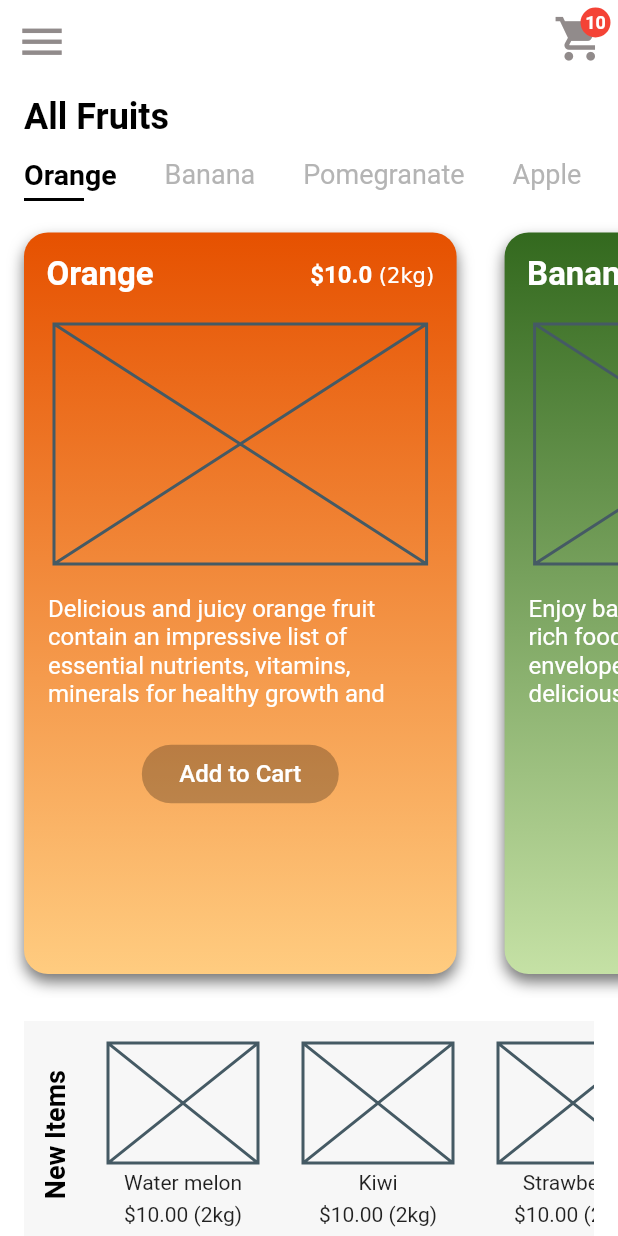
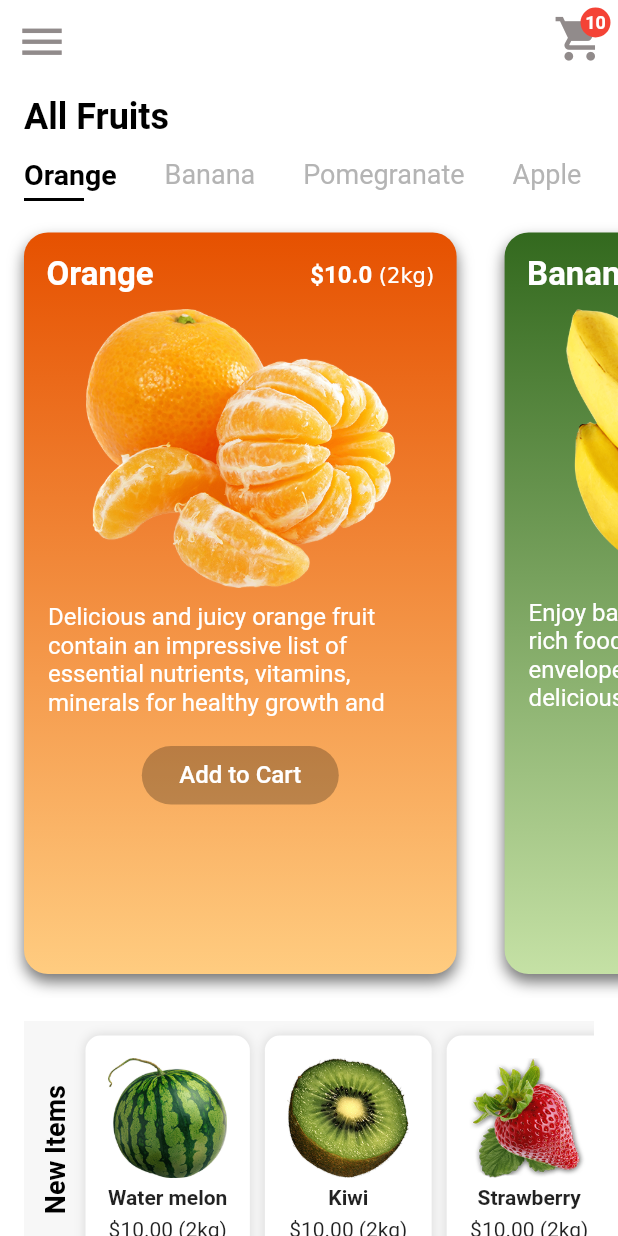
Before and after one commit to codingbbq/fruit_app, a Flutter app: the screen it shows after launch, on a phone screen of 412 x 824 dp. Run offline on Flutter 3.47's test engine with Material 2 defaults, Android fonts, the phone set to English and light mode, and no system bars.

Commit message:
Added images from stickpng and also improved the UI

```diff
--- a/lib/models/fruit_new_items.dart
+++ b/lib/models/fruit_new_items.dart
@@ -43,7 +43,7 @@ final newApple = FruitNewItem(
 
 final newPineApple = FruitNewItem(
   price: 15.00,
-  fruitName: "Water melon",
+  fruitName: "Pineapple",
   image: "assets/images/new_pineapple.png",
   weight: "2Kg"
 );
--- a/lib/pages/fruit_details_page.dart
+++ b/lib/pages/fruit_details_page.dart
@@ -47,11 +47,16 @@ class FruitDetailsPage extends StatelessWidget {
                 ),
               ),
               SizedBox(
-                height: 20.0,
+                height: 10.0,
               ),
-              Placeholder(fallbackHeight: 220),
+              Center(
+                child: Image(
+                  image: AssetImage(fruit.imagePath),
+                  height: 250,
+                ),
+              ),
               SizedBox(
-                height: 20.0,
+                height: 10.0,
               ),
               Text(
                 "Description",
--- a/lib/widgets/fruit_card.dart
+++ b/lib/widgets/fruit_card.dart
@@ -13,11 +13,9 @@ class FruitCard extends StatelessWidget {
       padding: const EdgeInsets.all(16.0),
       child: GestureDetector(
         onTap: () {
-          Navigator.of(context).push(
-            MaterialPageRoute(
-              builder: (context) => FruitDetailsPage(fruit: fruit),
-            )
-          );
+          Navigator.of(context).push(MaterialPageRoute(
+            builder: (context) => FruitDetailsPage(fruit: fruit),
+          ));
         },
         child: Container(
           width: MediaQuery.of(context).size.width * 0.70,
@@ -68,12 +66,12 @@ class FruitCard extends StatelessWidget {
                 ),
               ),
               Padding(
-                padding: const EdgeInsets.all(20.0),
+                padding: const EdgeInsets.all(10.0),
                 child: Center(
-                  child: Placeholder(
-                    fallbackWidth: 100,
-                    fallbackHeight: 160,
-                  ),
+                  child: Image(
+                    image: AssetImage(fruit.imagePath),
+                    width: MediaQuery.of(context).size.width * 0.50,
+                  )
                 ),
               ),
               Padding(
@@ -84,7 +82,7 @@ class FruitCard extends StatelessWidget {
                   style: TextStyle(fontSize: 16.0, color: Colors.white),
                 ),
               ),
-              SizedBox(height: 20.0),
+              SizedBox(height: 15.0),
               Center(
                 child: RaisedButton(
                   padding: const EdgeInsets.symmetric(
--- a/lib/widgets/fruit_new_items.dart
+++ b/lib/widgets/fruit_new_items.dart
@@ -25,17 +25,30 @@ class NewFruitItemsListing extends StatelessWidget {
                       ),
                       for(final newFruit in newFruits) Container(
                         padding: const EdgeInsets.symmetric(vertical: 15.0, horizontal: 15.0),
+                        margin: const EdgeInsets.only(right: 10.0, top: 10.0, bottom: 10.0),
                         decoration: BoxDecoration(
-                          borderRadius: BorderRadius.circular(10.0)
+                          borderRadius: BorderRadius.circular(10.0),
+                          color: Colors.white,
+                          boxShadow: <BoxShadow>[
+                            BoxShadow(
+                              color: Colors.black12,
+                              blurRadius: 5.0,
+                              spreadRadius: 0.0,
+                            )
+                          ]
                         ),
                         child: Column(
                           children: <Widget>[
-                            Placeholder(
-                              fallbackHeight: 80,
-                              fallbackWidth: 100,
+                            Center(
+                              child: Image(
+                                image: AssetImage(
+                                  newFruit.image
+                                ),
+                                height: 80,
+                              ),
                             ),
                             SizedBox(height: 5.0,),
-                            Text(newFruit.fruitName),
+                            Text(newFruit.fruitName, style: TextStyle(fontWeight: FontWeight.bold),),
                             SizedBox(height: 5.0,),
                             Text(r"$10.00 (2kg)")
                           ],
--- a/pubspec.yaml
+++ b/pubspec.yaml
@@ -43,9 +43,8 @@ flutter:
   uses-material-design: true
 
   # To add assets to your application, add an assets section, like this:
-  # assets:
-  #  - images/a_dot_burr.jpeg
-  #  - images/a_dot_ham.jpeg
+  assets:
+   - assets/images/
 
   # An image asset can refer to one or more resolution-specific "variants", see
   # https://flutter.dev/assets-and-images/#resolution-aware.
```
Also changed, not shown: assets/images/apple.png (added), assets/images/banana.png (added), assets/images/guava.png (added), assets/images/new_apple.png (added), assets/images/new_kiwi.png (added), assets/images/new_pineapple.png (added), assets/images/new_strawberry.png (added), assets/images/new_water_melon.png (added), assets/images/orange.png (added), assets/images/pomegranate.png (added), assets/images/strawberry.png (added), assets/images/water_melon.png (added), 1 other file.
